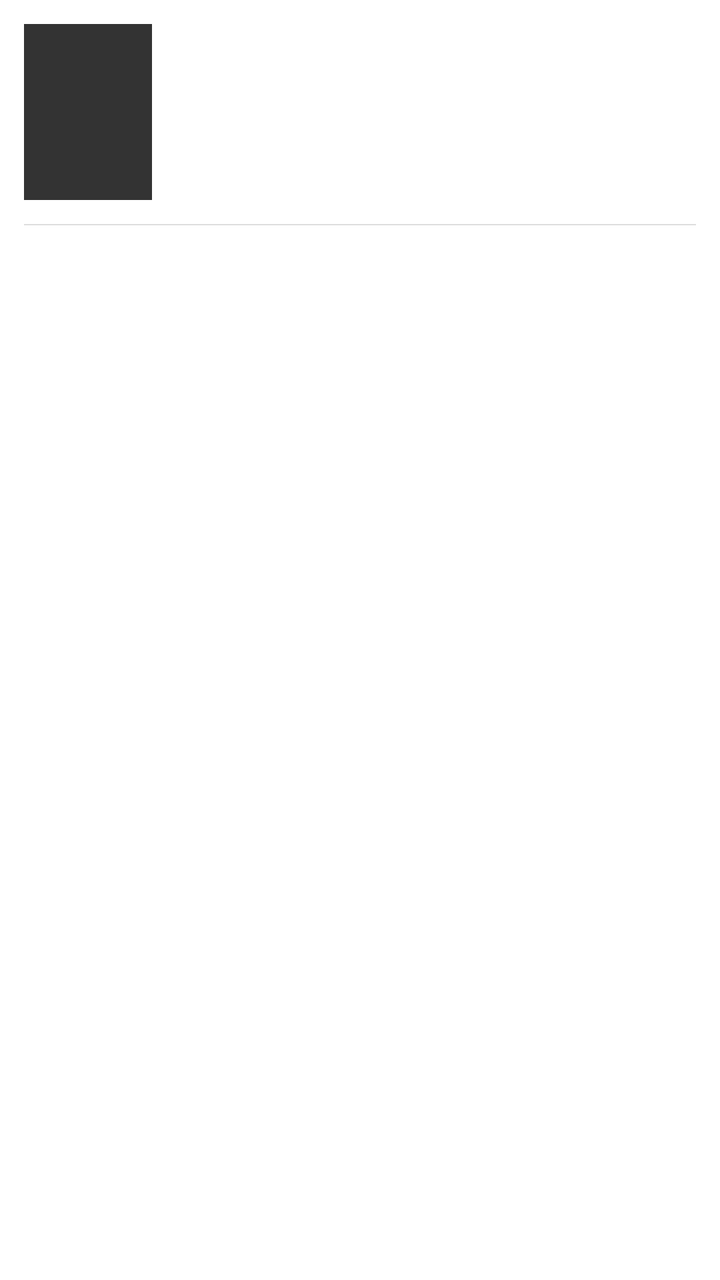
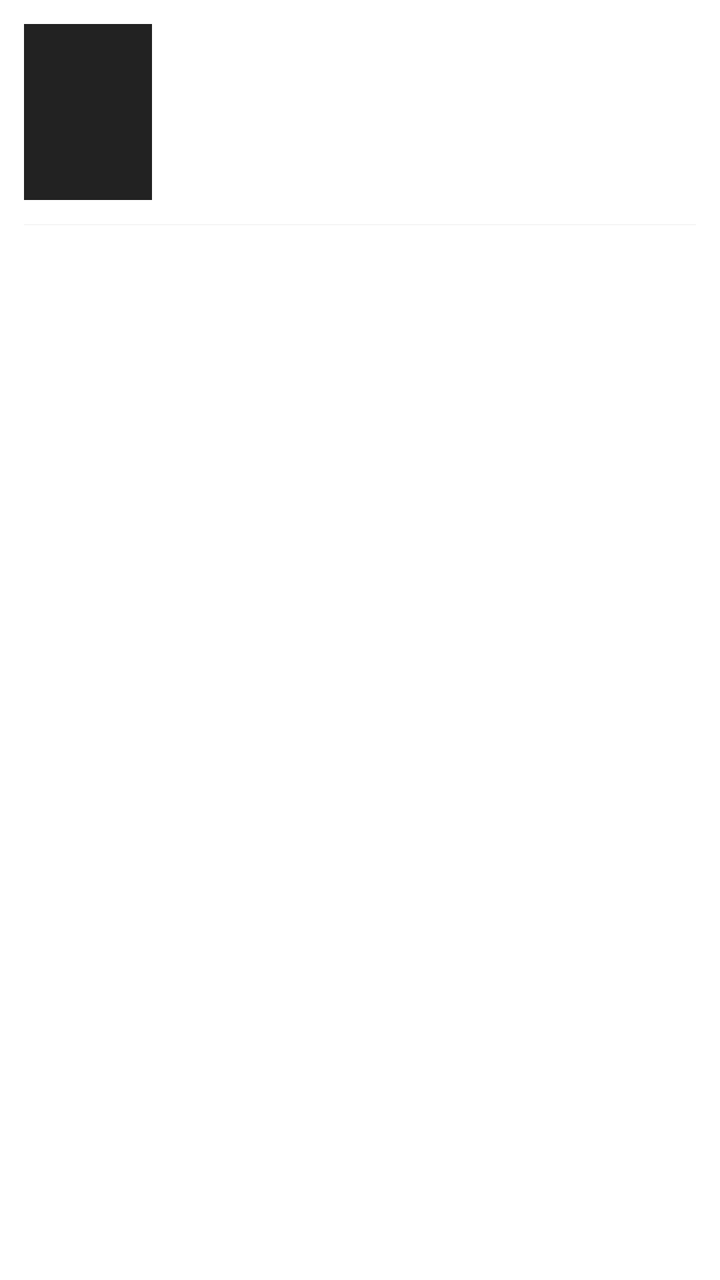

Screens rendered from an Android XML layout before and after an edit, with the pre-edit source and the edit as a unified diff.
<!-- AndroidManifest.xml: application theme AppTheme -->
<!-- res/layout/item_book.xml -->
<?xml version="1.0" encoding="utf-8"?>
<LinearLayout xmlns:android="http://schemas.android.com/apk/res/android"
    android:layout_width="match_parent"
    android:layout_height="wrap_content"
    android:orientation="vertical"
    android:background="@android:color/white">

    <LinearLayout
        android:layout_width="match_parent"
        android:layout_height="wrap_content"
        android:orientation="horizontal"
        android:paddingLeft="12dp"
        android:paddingRight="12dp"
        android:paddingTop="12dp"
        android:paddingBottom="12dp">

        
        <TextView
            android:id="@+id/book_cover"
            android:layout_width="64dp"
            android:layout_height="88dp"
            android:gravity="center"
            android:textColor="@android:color/white"
            android:textSize="15sp"
            android:textStyle="bold"
            android:background="#333333" />

        
        <LinearLayout
            android:layout_width="0dp"
            android:layout_height="wrap_content"
            android:layout_weight="1"
            android:orientation="vertical"
            android:layout_marginLeft="12dp"
            android:layout_gravity="center_vertical">

            <TextView
                android:id="@+id/book_title"
                android:layout_width="match_parent"
                android:layout_height="wrap_content"
                android:textColor="@android:color/black"
                android:textSize="19sp"
                android:textStyle="bold"
                android:maxLines="2"
                android:ellipsize="end" />

            <TextView
                android:id="@+id/book_info"
                android:layout_width="match_parent"
                android:layout_height="wrap_content"
                android:layout_marginTop="4dp"
                android:textColor="#666666"
                android:textSize="13sp"
                android:maxLines="1"
                android:ellipsize="end" />

            
            <ProgressBar
                android:id="@+id/book_progress_bar"
                style="?android:attr/progressBarStyleHorizontal"
                android:layout_width="match_parent"
                android:layout_height="wrap_content"
                android:layout_marginTop="6dp"
                android:max="100"
                android:progress="0"
                android:indeterminate="false"
                android:visibility="gone"
                android:progressDrawable="@android:drawable/progress_horizontal"
                android:paddingTop="1dp"
                android:paddingBottom="1dp" />

            <TextView
                android:id="@+id/book_progress_text"
                android:layout_width="match_parent"
                android:layout_height="wrap_content"
                android:layout_marginTop="2dp"
                android:textColor="#333333"
                android:textSize="12sp"
                android:textStyle="bold"
                android:visibility="gone" />
        </LinearLayout>
    </LinearLayout>

    
    <View
        android:layout_width="match_parent"
        android:layout_height="0.5dp"
        android:layout_marginLeft="12dp"
        android:layout_marginRight="12dp"
        android:background="#DDDDDD" />
</LinearLayout>
<!-- resources referenced by this layout -->
<resources>
  <style name="AppTheme" parent="@android:style/Theme.Holo.Light.NoActionBar">
          <item name="android:windowBackground">@android:color/white</item>
          <item name="android:textColor">@android:color/black</item>
          <item name="android:windowNoTitle">true</item>
          <item name="android:windowFullscreen">true</item>
      </style>
</resources>

<!-- the commit's change to res/layout/item_book.xml (unified diff, before → after) -->
@@ -23,7 +23,7 @@
             android:textColor="@android:color/white"
             android:textSize="15sp"
             android:textStyle="bold"
-            android:background="#333333" />
+            android:background="@color/primary_dark" />
 
         
         <LinearLayout
@@ -49,7 +49,7 @@
                 android:layout_width="match_parent"
                 android:layout_height="wrap_content"
                 android:layout_marginTop="4dp"
-                android:textColor="#666666"
+                android:textColor="@color/text_secondary"
                 android:textSize="13sp"
                 android:maxLines="1"
                 android:ellipsize="end" />
@@ -74,7 +74,7 @@
                 android:layout_width="match_parent"
                 android:layout_height="wrap_content"
                 android:layout_marginTop="2dp"
-                android:textColor="#333333"
+                android:textColor="@color/gray_dark"
                 android:textSize="12sp"
                 android:textStyle="bold"
                 android:visibility="gone" />
@@ -87,5 +87,5 @@
         android:layout_height="0.5dp"
         android:layout_marginLeft="12dp"
         android:layout_marginRight="12dp"
-        android:background="#DDDDDD" />
+        android:background="@color/gray_light" />
 </LinearLayout>
<!-- resource entries referenced after the edit -->
@@ -1,5 +1,9 @@
 <!-- resources referenced by this layout -->
 <resources>
+  <color name="gray_dark">#FF333333</color>
+  <color name="gray_light">#FFF5F5F5</color>
+  <color name="primary_dark">#FF222222</color>
+  <color name="text_secondary">#FF666666</color>
   <style name="AppTheme" parent="@android:style/Theme.Holo.Light.NoActionBar">
           <item name="android:windowBackground">@android:color/white</item>
           <item name="android:textColor">@android:color/black</item>
